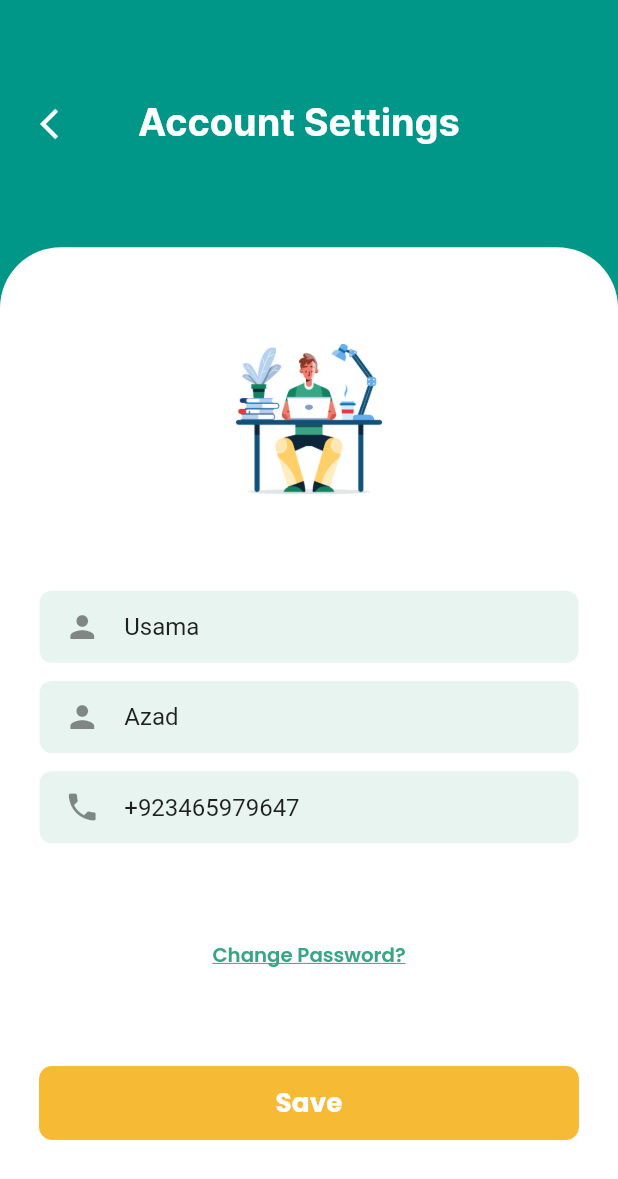
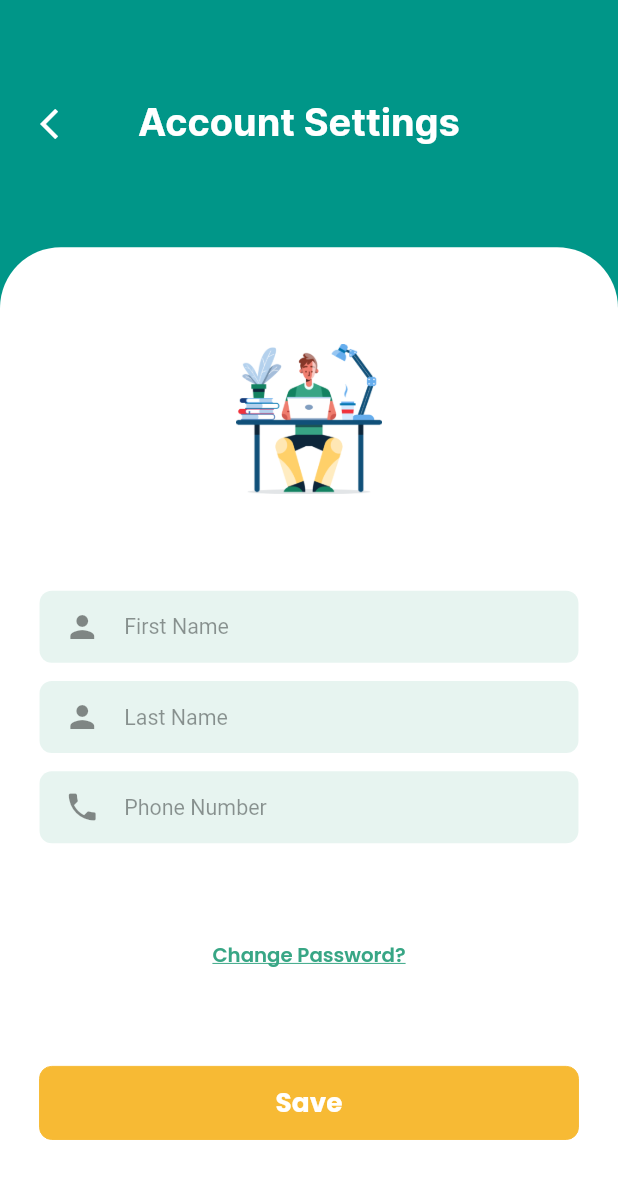
Before and after one commit to dockrexter/inspiry_learning, a Flutter app: the AccountSettingsPage screen opened directly, on a phone screen of 412 x 824 dp. Shown: the top 1179 px of the screen. Run offline on Flutter 3.47's test engine with Material 2 defaults, Android fonts, the phone set to English and light mode, and no system bars; our stand-ins replace camera, dio, file_picker, flutter_screenutil, fluttertoast, pull_to_refresh and 2 more; accounts and stored records are empty.

Commit message:
integrate update user apis

```diff
--- a/lib/globals/api_endpoints.dart
+++ b/lib/globals/api_endpoints.dart
@@ -1,6 +1,7 @@
 class ApiEndpoints {
   static const String login = '/login';
   static const String signup = '/signup';
+  static const String updateUser = '/user/updateUser';
   static const String changePassword = '/user/changePassword';
   static const String getAssignments = '/assignment/getAssignments';
   static const String createAssignment = '/assignment/postAssignments';
--- a/lib/globals/app_strings.dart
+++ b/lib/globals/app_strings.dart
@@ -92,6 +92,7 @@ class AppStrings {
   // Toast Messages
   static const String subjectRequired = "subject is required";
   static const String somethingWentWrong = "something went wrong";
+  static const String updatedSuccessfully = "Updated Successfully";
   static const String allfieldsarerequired = "all fields are required";
   static const String passworddoesnotmatch = "password does not match";
   static const String passwordchangedsuccessfully = "password changed successfully";
--- a/lib/globals/app_utils.dart
+++ b/lib/globals/app_utils.dart
@@ -1,8 +1,9 @@
 import 'dart:math';
 import 'package:flutter/material.dart';
 import 'package:fluttertoast/fluttertoast.dart';
+import 'package:inspiry_learning/models/user_model.dart';
+import 'package:inspiry_learning/globals/app_colors.dart';
 import 'package:inspiry_learning/models/assignment_model.dart';
-import 'package:inspiry_learning/models/user_model.dart';
 
 enum WorkStatus {
   compleated,
@@ -61,6 +62,7 @@ class Utils {
       msg: message,
       fontSize: 16.0,
       toastLength: Toast.LENGTH_SHORT,
+      backgroundColor: AppColors.gray800,
     );
   }
 
--- a/lib/models/assignment_model.dart
+++ b/lib/models/assignment_model.dart
@@ -35,7 +35,7 @@ class Assignment {
 
   Map<String, dynamic> toJson() {
     return {
-      'user_id': userId,
+      'user_id': userId.toString(),
       'subject': subject ?? '',
       'summary': summary ?? '',
       'attachments': [], // attachments,
--- a/lib/models/user_model.dart
+++ b/lib/models/user_model.dart
@@ -44,6 +44,37 @@ class User {
     return data;
   }
 
+  Map<String, dynamic> toJsonForUpdate() {
+    final data = <String, dynamic>{};
+    data['firstname'] = firstname;
+    data['lastname'] = lastname;
+    data['phone'] = phone;
+    data['user_id'] = userId;
+    return data;
+  }
+
+  User copyWith({
+    int? userId,
+    String? username,
+    String? password,
+    String? firstname,
+    String? lastname,
+    String? email,
+    String? phone,
+    String? token,
+  }) {
+    return User(
+      userId: userId ?? this.userId,
+      username: username ?? this.username,
+      password: password ?? this.password,
+      firstname: firstname ?? this.firstname,
+      lastname: lastname ?? this.lastname,
+      email: email ?? this.email,
+      phone: phone ?? this.phone,
+      token: token ?? this.token,
+    );
+  }
+
   static Future<User?> getUser() async {
     final user = SharedPreferencesManager.instance.getUser();
     if (user == null) return null;
--- a/lib/repositories/assignment_repositories.dart
+++ b/lib/repositories/assignment_repositories.dart
@@ -37,9 +37,9 @@ class AssignmentRepository {
   Future<bool> createAssignment(Assignment assignment) async {
     final response = await _apiManager.post(
       ApiEndpoints.createAssignment,
-      data: assignment.toJson(),
+      data: {"values": assignment.toJson()},
     );
-    return (response == 'insertion sucess');
+    return (response != null && response == 'insertion sucess');
     // if (response != null) {
     //   return Assignment.fromJson(response.data);
     // } else {
--- a/lib/views/pages/common/authentication_pages/login_page.dart
+++ b/lib/views/pages/common/authentication_pages/login_page.dart
@@ -1,7 +1,6 @@
 import 'package:flutter/material.dart';
 import 'package:flutter/services.dart';
 import 'package:flutter_screenutil/flutter_screenutil.dart';
-import 'package:inspiry_learning/globals/app_utils.dart';
 import 'package:inspiry_learning/globals/global_exports.dart';
 import 'package:inspiry_learning/views/widgets/custom_button.dart';
 import 'package:inspiry_learning/repositories/user_repositories.dart';
--- a/lib/views/pages/common/setting/account_setting_page.dart
+++ b/lib/views/pages/common/setting/account_setting_page.dart
@@ -2,6 +2,7 @@ import 'package:flutter/material.dart';
 import 'package:flutter_screenutil/flutter_screenutil.dart';
 import 'package:inspiry_learning/globals/global_exports.dart';
 import 'package:inspiry_learning/views/widgets/custom_button.dart';
+import 'package:inspiry_learning/repositories/user_repositories.dart';
 import 'package:inspiry_learning/views/widgets/custom_text_field.dart';
 import 'package:inspiry_learning/views/pages/admin/subadmin/add_sub_admin_page.dart';
 import 'package:inspiry_learning/views/pages/common/setting/change_password_page.dart';
@@ -14,7 +15,30 @@ class AccountSettingsPage extends StatefulWidget {
 }
 
 class _AccountSettingsPageState extends State<AccountSettingsPage> {
+  bool _isLoading = false;
   bool isAdmin = UserTypeHelper.isAdmin();
+
+  var user = ActiveUser.instance.user;
+
+  late TextEditingController _phoneController;
+  late TextEditingController _lastNameController;
+  late TextEditingController _firstNameController;
+
+  @override
+  void initState() {
+    super.initState();
+    _phoneController = TextEditingController(text: user?.phone);
+    _lastNameController = TextEditingController(text: user?.lastname);
+    _firstNameController = TextEditingController(text: user?.firstname);
+  }
+
+  @override
+  void dispose() {
+    _phoneController.dispose();
+    _lastNameController.dispose();
+    _firstNameController.dispose();
+    super.dispose();
+  }
 
   @override
   Widget build(BuildContext context) {
@@ -88,8 +112,8 @@ class _AccountSettingsPageState extends State<AccountSettingsPage> {
                                 CircleAvatar(
                                   maxRadius: 14.r,
                                   backgroundColor: AppColors.teal400,
-                                  child:
-                                      const Icon(Icons.add, color: AppColors.white),
+                                  child: const Icon(Icons.add,
+                                      color: AppColors.white),
                                 ),
                                 SizedBox(width: 10.w),
                                 Text(
@@ -110,18 +134,18 @@ class _AccountSettingsPageState extends State<AccountSettingsPage> {
                         children: [
                           _buildEditAbleTextFields(
                             text: AppStrings.firstName,
-                            initialValue: "Usama",
+                            controller: _firstNameController,
                           ),
                           SizedBox(height: 12.h),
                           _buildEditAbleTextFields(
                             text: AppStrings.lastName,
-                            initialValue: "Azad",
+                            controller: _lastNameController,
                           ),
                           SizedBox(height: 12.h),
                           _buildEditAbleTextFields(
                             text: AppStrings.phoneNumber,
                             icon: Icons.phone,
-                            initialValue: "+923465979647",
+                            controller: _phoneController,
                           ),
                         ],
                       ),
@@ -138,10 +162,17 @@ class _AccountSettingsPageState extends State<AccountSettingsPage> {
                           ),
                         ),
                       ),
-                      CustomButton(
-                        AppStrings.save,
-                        onPressed: () => AppRouter.pop(context),
-                      ),
+                      _isLoading
+                          ? const CircularProgressIndicator.adaptive(
+                              valueColor: AlwaysStoppedAnimation<Color>(
+                                AppColors.yellow701,
+                              ),
+                            )
+                          : CustomButton(
+                              AppStrings.save,
+                              onPressed: () async =>
+                                  await _saveBtnClickHandler(),
+                            ),
                     ],
                   ),
                 ),
@@ -166,4 +197,35 @@ class _AccountSettingsPageState extends State<AccountSettingsPage> {
       controller: controller,
     );
   }
+
+  dynamic getControllers() => [
+        _firstNameController,
+        _lastNameController,
+        _phoneController,
+      ];
+
+  Future<void> _saveBtnClickHandler() async {
+    if (_isLoading) return;
+    if (Utils.checkIsAnyFieldIsEmpty(controllers: getControllers())) {
+      Utils.showToast(AppStrings.allfieldsarerequired);
+      return;
+    }
+    setState(() => _isLoading = true);
+    user = user?.copyWith(
+      firstname: _firstNameController.text,
+      lastname: _lastNameController.text,
+      phone: _phoneController.text,
+    );
+    if (user == null){
+      Utils.showToast(AppStrings.somethingWentWrong);
+      setState(() => _isLoading = false);
+      return;
+    }
+    ActiveUser.instance.user = await UserRepository().updateUser(user: user!);
+    setState(() => _isLoading = false);
+    if (ActiveUser.instance.user != null) {
+      Utils.showToast(AppStrings.updatedSuccessfully);
+      AppRouter.pop(context);
+    }
+  }
 }
--- a/lib/views/pages/common/setting/change_password_page.dart
+++ b/lib/views/pages/common/setting/change_password_page.dart
@@ -1,6 +1,5 @@
 import 'package:flutter/material.dart';
 import 'package:flutter_screenutil/flutter_screenutil.dart';
-import 'package:inspiry_learning/globals/app_utils.dart';
 import 'package:inspiry_learning/globals/global_exports.dart';
 import 'package:inspiry_learning/views/widgets/custom_button.dart';
 import 'package:inspiry_learning/repositories/user_repositories.dart';
```
Also changed, not shown: lib/repositories/user_repositories.dart (+21 -4 lines).
